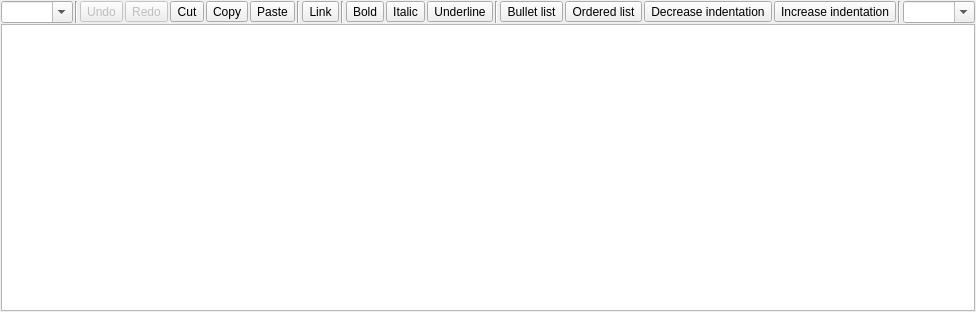
The window that mrichtextedit.ui (Anchakor/MRichTextEditor) describes before a commit, drawn with Qt 5.
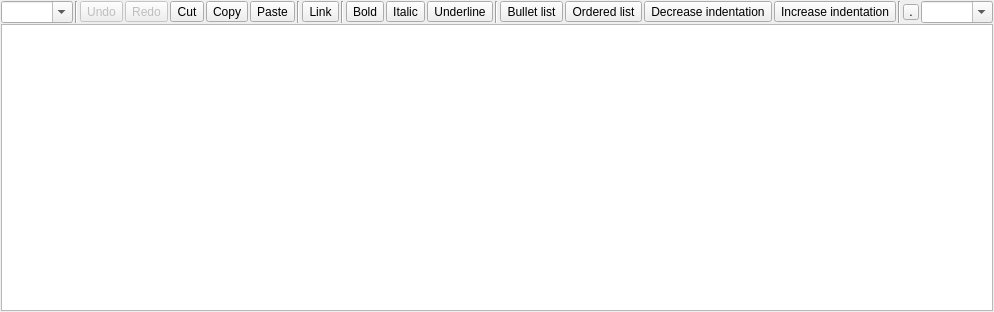
The same window after the commit. Icons and pictures are not drawn.

Commit message: enable choosing background color

The edit to the form file:
```diff
--- a/mrichtextedit.ui
+++ b/mrichtextedit.ui
@@ -375,6 +375,34 @@
         </property>
        </widget>
       </item>
+      <item>
+       <widget class="QToolButton" name="f_bgcolor">
+        <property name="minimumSize">
+         <size>
+          <width>16</width>
+          <height>16</height>
+         </size>
+        </property>
+        <property name="maximumSize">
+         <size>
+          <width>16</width>
+          <height>16</height>
+         </size>
+        </property>
+        <property name="toolTip">
+         <string>Text background color</string>
+        </property>
+        <property name="text">
+         <string>.</string>
+        </property>
+        <property name="iconSize">
+         <size>
+          <width>16</width>
+          <height>16</height>
+         </size>
+        </property>
+       </widget>
+      </item>
       <item>
        <widget class="QComboBox" name="f_fontsize">
         <property name="toolTip">
```
Left out of the diff: 9 changed lines with no effect on the pictures. The commit also changes 2 other files.
